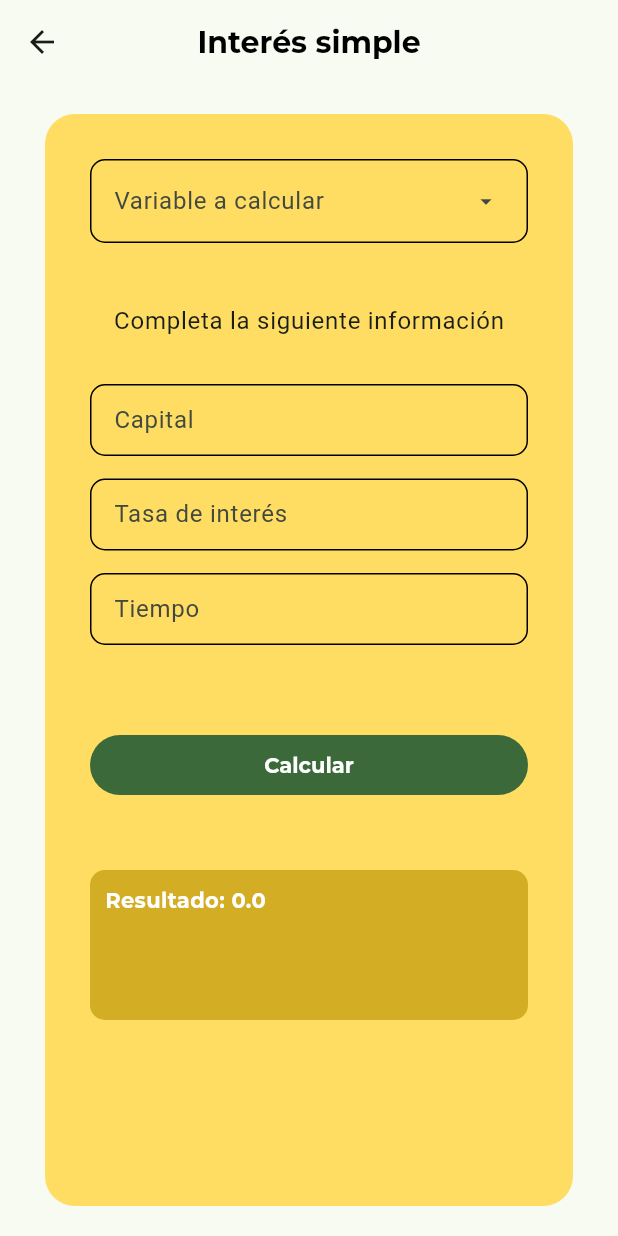
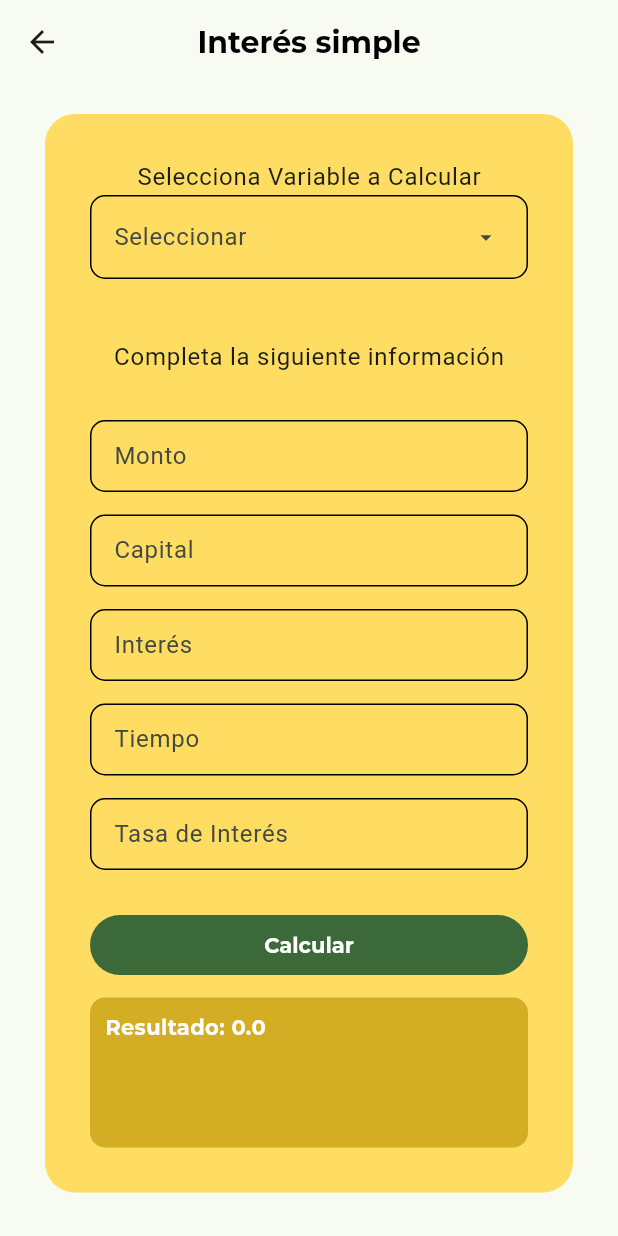
Before and after one commit to LuisPg10/ingemath, a Flutter app: the SimpleInterestScreen screen opened by its route, on a phone screen of 412 x 824 dp. Run offline on Flutter 3.47's test engine with Material 3 defaults, Android fonts, the phone set to English and light mode, and no system bars; our stand-ins replace flutter_riverpod, formz, go_router, google_fonts; project files that could hold a hidden picture were left out.

Commit message:
Updating Simple Interest Providers and Screens

```diff
--- a/lib/presentation/screens/simple_interest_screen.dart
+++ b/lib/presentation/screens/simple_interest_screen.dart
@@ -9,16 +9,16 @@ class SimpleInterestScreen extends StatelessWidget {
   @override
   Widget build(BuildContext context) {
     return Scaffold(
-      appBar: AppBar(title: const Text("Interés simple"),),
+      appBar: AppBar(
+        title: const Text("Interés simple"),
+      ),
       body: Padding(
         padding: const EdgeInsets.symmetric(horizontal: 30, vertical: 20),
         child: Container(
           width: double.infinity,
-          height: double.infinity,
           decoration: BoxDecoration(
-            color: const Color(0xFFFFDC62),
-            borderRadius: BorderRadius.circular(20)
-          ),
+              color: const Color(0xFFFFDC62),
+              borderRadius: BorderRadius.circular(20)),
           child: const _SimpleInterestForm(),
         ),
       ),
@@ -27,20 +27,19 @@ class SimpleInterestScreen extends StatelessWidget {
 }
 
 class _SimpleInterestForm extends ConsumerWidget {
-
   final menuOptions = const <String, String>{
+    "amount": "Monto",
     "capital": "Capital",
+    "interest": "Interés",
+    "time": "Tiempo",
     "rateInterest": "Tasa de interés",
-    "time": "Tiempo",
-    "interest": "Interés",
-    "amount": "Monto",
   };
 
   const _SimpleInterestForm();
 
   @override
   Widget build(BuildContext context, WidgetRef ref) {
-
+    final keyOptions = menuOptions.keys.toList();
     final simpleInterestForm = ref.watch(simpleFormProvider);
     final textStyles = Theme.of(context).textTheme;
 
@@ -49,56 +48,106 @@ class _SimpleInterestForm extends ConsumerWidget {
       child: SingleChildScrollView(
         child: Column(
           children: [
-
+            Text("Selecciona Variable a Calcular", style: textStyles.bodyLarge),
             CustomDropDownMenu(
-              hintText: "Variable a calcular",
+              hintText: "Seleccionar",
               options: menuOptions,
-              onSelected: (value){}
+              onSelected: (value) {
+                ref
+                    .read(simpleFormProvider.notifier)
+                    .onOptionsSimpleChanged(value!);
+              },
+              errorText: simpleInterestForm.isFormPosted &&
+                      simpleInterestForm.optionSimple == "none"
+                  ? "Seleccione la variable a calcular"
+                  : null,
             ),
 
             const SizedBox(height: 40),
-            Text("Completa la siguiente información", style: textStyles.bodyLarge),
+            Text("Completa la siguiente información",
+                style: textStyles.bodyLarge),
             const SizedBox(height: 30),
 
             //* Form
             CustomTextFormField(
-              label: "Capital",
+              enable: simpleInterestForm.optionSimple != keyOptions.first,
+              label: "Monto",
               onChanged: (value) {
-                ref.read(simpleFormProvider.notifier).
-                onCapitalChanged(double.tryParse(value) ?? 0);
+                ref
+                    .read(simpleFormProvider.notifier)
+                    .onCapitalChanged(double.tryParse(value) ?? 0);
               },
-              errorMessage: simpleInterestForm.isFormPosted
-              ? simpleInterestForm.capital.errorMessage
-              : null,
+              errorMessage: simpleInterestForm.isFormPosted &&
+                      simpleInterestForm.optionSimple != "amount"
+                  ? simpleInterestForm.amount.errorMessage
+                  : null,
             ),
 
             const SizedBox(height: 15),
 
             CustomTextFormField(
-              label: "Tasa de interés",
+              enable: simpleInterestForm.optionSimple != keyOptions[1],
+              label: "Capital",
               onChanged: (value) {
-                ref.read(simpleFormProvider.notifier).
-                onRateInterestChanged(double.tryParse(value) ?? 0);
+                ref
+                    .read(simpleFormProvider.notifier)
+                    .onCapitalChanged(double.tryParse(value) ?? 0);
               },
-              errorMessage: simpleInterestForm.isFormPosted
-              ? simpleInterestForm.rateInterest.errorMessage
-              : null,
+              errorMessage: simpleInterestForm.isFormPosted &&
+                      simpleInterestForm.optionSimple != "capital"
+                  ? simpleInterestForm.amount.errorMessage
+                  : null,
             ),
 
             const SizedBox(height: 15),
 
             CustomTextFormField(
+              enable: simpleInterestForm.optionSimple != keyOptions[2],
+              label: "Interés",
+              onChanged: (value) {
+                ref
+                    .read(simpleFormProvider.notifier)
+                    .onCapitalChanged(double.tryParse(value) ?? 0);
+              },
+              errorMessage: simpleInterestForm.isFormPosted &&
+                      simpleInterestForm.optionSimple != "interest"
+                  ? simpleInterestForm.amount.errorMessage
+                  : null,
+            ),
+
+            const SizedBox(height: 15),
+
+            CustomTextFormField(
+              enable: simpleInterestForm.optionSimple != keyOptions[3],
               label: "Tiempo",
               onChanged: (value) {
-                ref.read(simpleFormProvider.notifier).
-                onTimeChanged(double.tryParse(value) ?? 0);
+                ref
+                    .read(simpleFormProvider.notifier)
+                    .onCapitalChanged(double.tryParse(value) ?? 0);
               },
-              errorMessage: simpleInterestForm.isFormPosted
-              ? simpleInterestForm.time.errorMessage
-              : null,
+              errorMessage: simpleInterestForm.isFormPosted &&
+                      simpleInterestForm.optionSimple != "time"
+                  ? simpleInterestForm.amount.errorMessage
+                  : null,
             ),
 
-            const SizedBox(height: 60),
+            const SizedBox(height: 15),
+
+            CustomTextFormField(
+              enable: simpleInterestForm.optionSimple != keyOptions[4],
+              label: "Tasa de Interés",
+              onChanged: (value) {
+                ref
+                    .read(simpleFormProvider.notifier)
+                    .onCapitalChanged(double.tryParse(value) ?? 0);
+              },
+              errorMessage: simpleInterestForm.isFormPosted &&
+                      simpleInterestForm.optionSimple != "rateInterest"
+                  ? simpleInterestForm.amount.errorMessage
+                  : null,
+            ),
+
+            const SizedBox(height: 30),
 
             SizedBox(
               width: double.infinity,
@@ -109,7 +158,7 @@ class _SimpleInterestForm extends ConsumerWidget {
               ),
             ),
 
-            const SizedBox(height: 50),
+            const SizedBox(height: 15),
 
             Container(
               padding: const EdgeInsets.all(10),
@@ -120,8 +169,7 @@ class _SimpleInterestForm extends ConsumerWidget {
                 color: const Color(0xFFD3AD24),
               ),
               child: Text("Resultado: ${simpleInterestForm.result}",
-                style: const TextStyle(color: Colors.white)
-              ),
+                  style: const TextStyle(color: Colors.white)),
             )
           ],
         ),
```
Also changed, not shown: lib/presentation/providers/simple_interest/simple_form_provider.dart (+28 -12 lines), lib/presentation/screens/annuities_screen.dart (+22 -29 lines).
